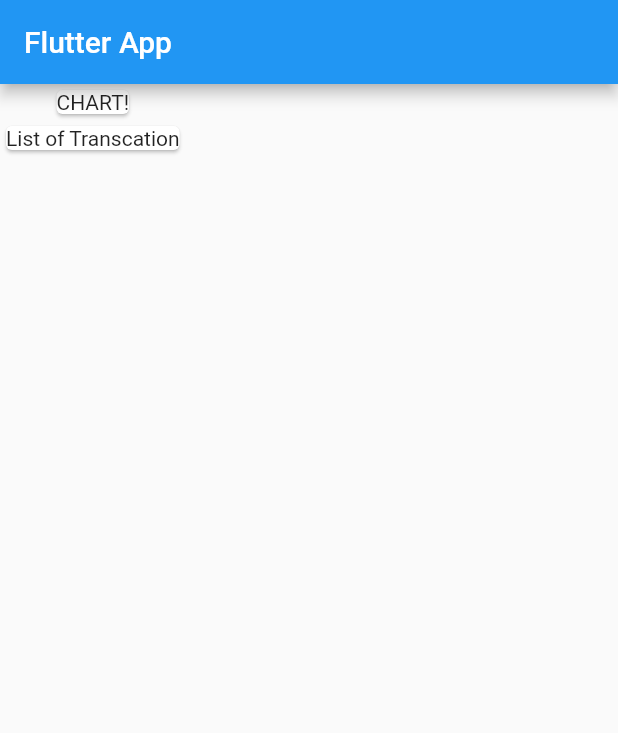
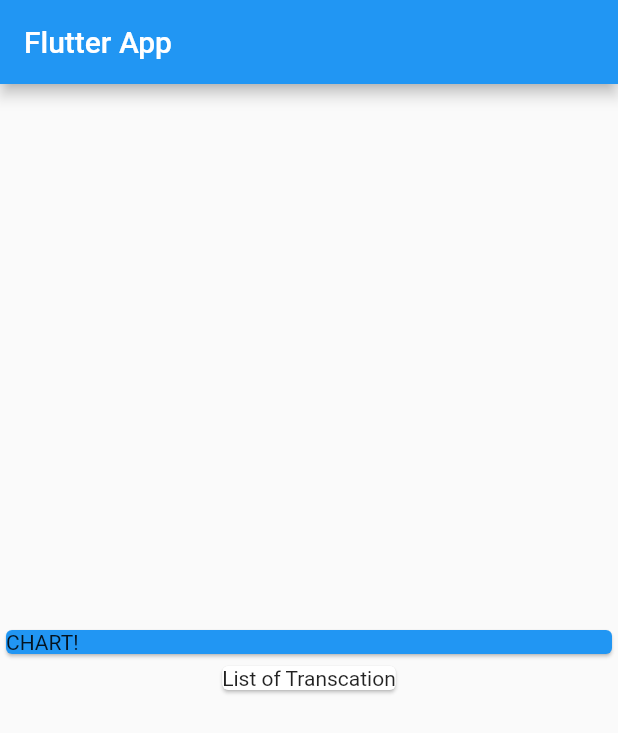
Before and after one commit to Hrithikkumar30/Flutter_Learning, a Flutter app: the screen it shows after launch, on a phone screen of 412 x 824 dp. Shown: the top 733 px of the screen. Run offline on Flutter 3.47's test engine with Material 2 defaults, Android fonts, the light colour scheme and no system bars.

Commit message:
allignment in container

```diff
--- a/flutter_application_1/lib/main.dart
+++ b/flutter_application_1/lib/main.dart
@@ -30,8 +30,14 @@
       ),
 
       body:Column(
+        mainAxisAlignment: MainAxisAlignment.center,
         children: [
-          Card(child: Text("CHART!"),
+          Container(
+            width: double.infinity,
+            child: Card(
+              color: Colors.blue,
+               child: Text("CHART!"),
+            ),
           ),
           Card(child: Text("List of Transcation"),
           ),
```
